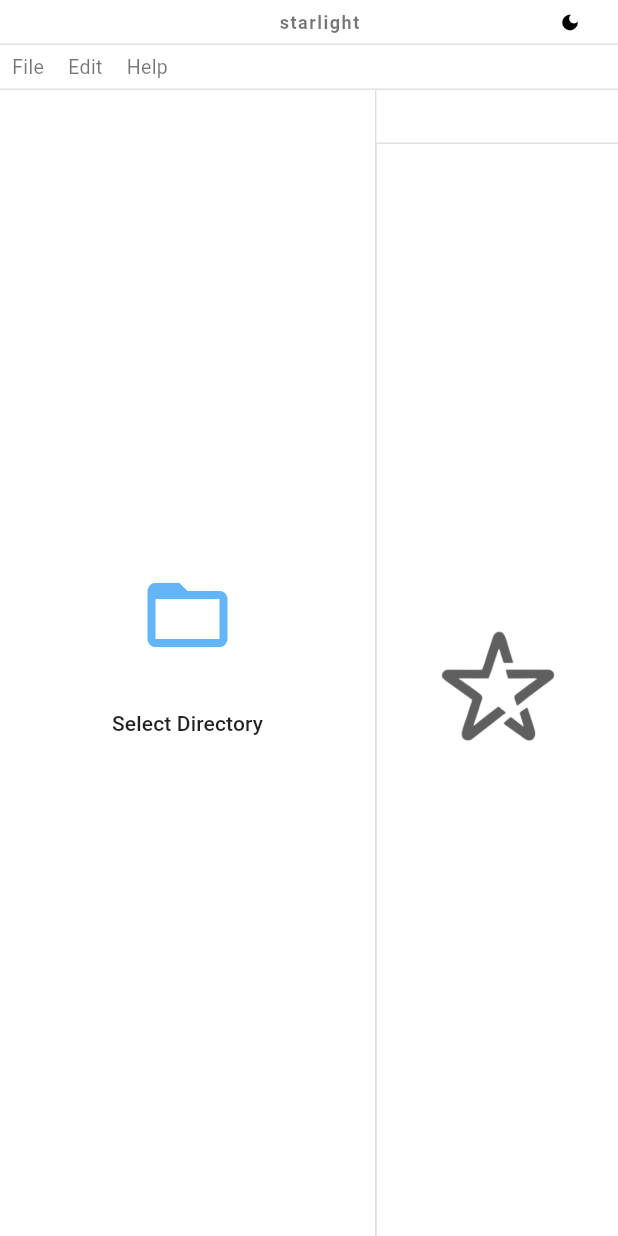
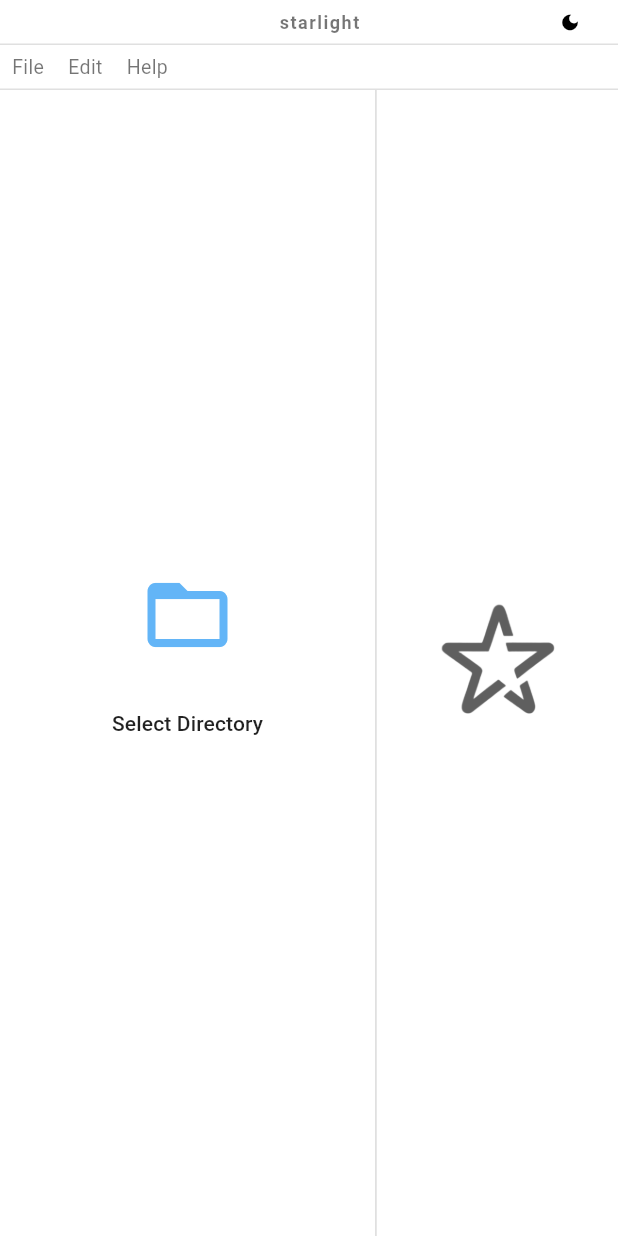
Before and after one commit to scarryaa/starlight, a Flutter app: the screen it shows after launch, on a phone screen of 412 x 824 dp. Run offline on Flutter 3.47's test engine with Material 3 defaults, Android fonts, the phone set to English and light mode, and no system bars; our stand-ins replace file_picker; missing offline and left inert: window_manager.

Commit message:
only show tab bar if tabs are present

```diff
--- a/lib/screens/home_page.dart
+++ b/lib/screens/home_page.dart
@@ -176,30 +176,27 @@ class _MyHomePageState extends State<MyHomePage> {
   }
 
   Widget _buildMainContent(bool isDarkMode) {
+    return ValueListenableBuilder<int>(
+      valueListenable: _selectedTabIndex,
+      builder: (context, selectedIndex, child) {
+        if (_tabs.isEmpty) {
+          return _buildWelcomeScreen(isDarkMode);
+        } else {
           return Column(
             children: [
-        ValueListenableBuilder<int>(
-          valueListenable: _selectedTabIndex,
-          builder: (context, selectedIndex, child) {
-            return TabBar(
+              TabBar(
                 tabs: _tabs,
                 selectedIndex: selectedIndex,
                 onTabSelected: _selectTab,
                 onTabClosed: _closeTab,
-            );
-          },
               ),
               Expanded(
-          child: ValueListenableBuilder<int>(
-            valueListenable: _selectedTabIndex,
-            builder: (context, selectedIndex, child) {
-              return selectedIndex != -1
-                  ? _buildCodeEditor(selectedIndex)
-                  : _buildWelcomeScreen(isDarkMode);
-            },
-          ),
+                child: _buildCodeEditor(selectedIndex),
               ),
             ],
+          );
+        }
+      },
     );
   }
 
```
Lines whose indentation alone changed are shown as unchanged.
